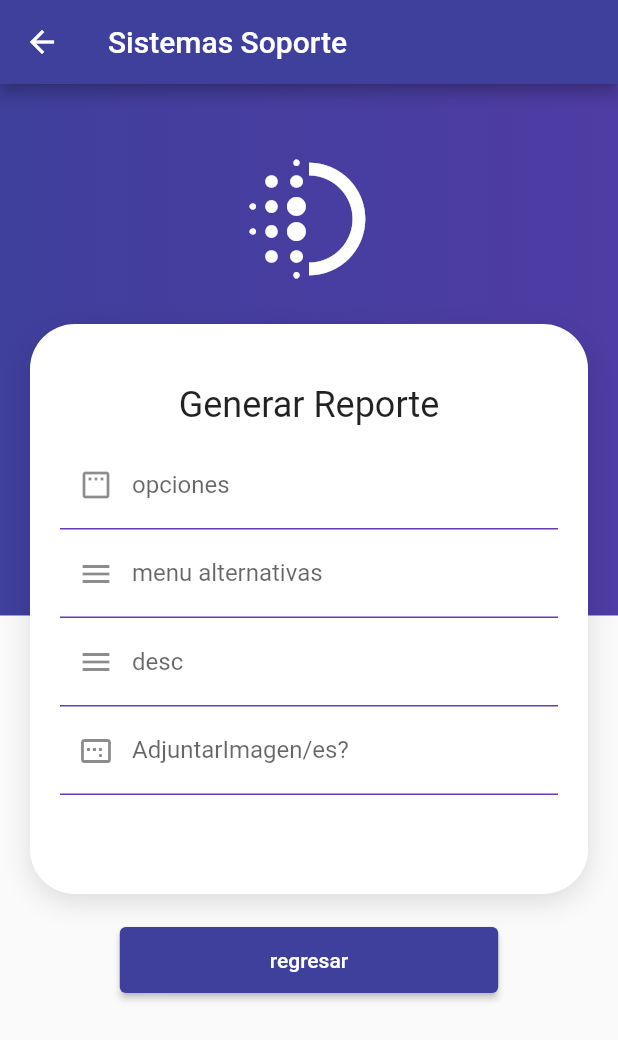
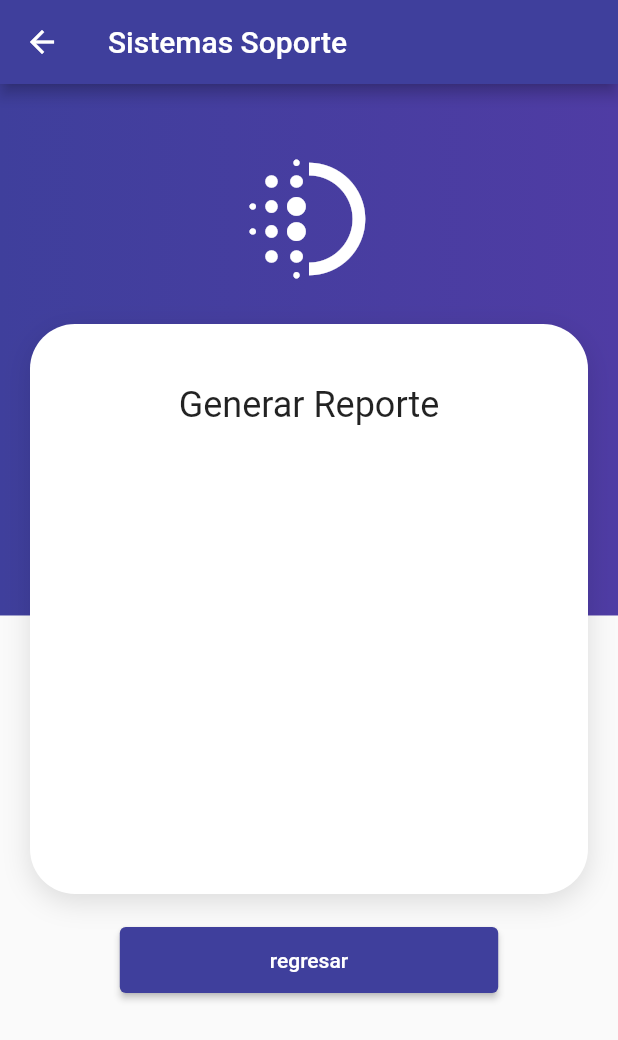
Before and after one commit to ErickSan0/combu_app, a Flutter app: the screen it shows after launch, after a tap on "Acceder", on a phone screen of 412 x 824 dp. Shown: the top 1040 px of the screen. Run offline on Flutter 3.47's test engine with Material 2 defaults, Android fonts, the phone set to English and light mode, and no system bars.

Commit message:
cambios en principal

```diff
--- a/lib/pantallas/login.dart
+++ b/lib/pantallas/login.dart
@@ -6,7 +6,7 @@ class Plogin extends StatefulWidget {
   const Plogin({Key? key}) : super(key: key);
 
   @override
-  _PloginState createState() => _PloginState();
+  State<Plogin> createState() => _PloginState();
 }
 
 class _PloginState extends State<Plogin> {
--- a/lib/pantallas/principal.dart
+++ b/lib/pantallas/principal.dart
@@ -1,5 +1,4 @@
 import 'package:combu_soporte/pantallas/login.dart';
-import 'package:combu_soporte/widgets/input_decorations.dart';
 import 'package:flutter/material.dart';
 
 //clase principal paginaPrincipal
@@ -68,41 +67,6 @@ class _PPrincipalState extends State<Pprincipal> {
               Text('Generar Reporte',
                   style: Theme.of(context).textTheme.headlineSmall),
               const SizedBox(height: 10),
-              //si no jala cambiar a container
-              Form(
-                  child: Column(
-                children: [
-                  TextFormField(
-                    autocorrect: false,
-                    decoration: Inputdecorations.inputdecoration(
-                      hintext: 'texto1',
-                      labeltext: 'opciones',
-                      icons: const Icon(Icons.padding_outlined),
-                    ),
-                  ),
-                  TextFormField(
-                    autocorrect: false,
-                    decoration: Inputdecorations.inputdecoration(
-                        hintext: 'texto2',
-                        labeltext: 'menu alternativas',
-                        icons: const Icon(Icons.menu_outlined)),
-                  ),
-                  TextFormField(
-                    autocorrect: false,
-                    decoration: Inputdecorations.inputdecoration(
-                        hintext: 'texto2',
-                        labeltext: 'desc',
-                        icons: const Icon(Icons.menu_outlined)),
-                  ),
-                  TextFormField(
-                    autocorrect: false,
-                    decoration: Inputdecorations.inputdecoration(
-                        hintext: 'texto3',
-                        labeltext: 'AdjuntarImagen/es?',
-                        icons: const Icon(Icons.image_aspect_ratio)),
-                  )
-                ],
-              ))
             ],
           ),
         ),
```
